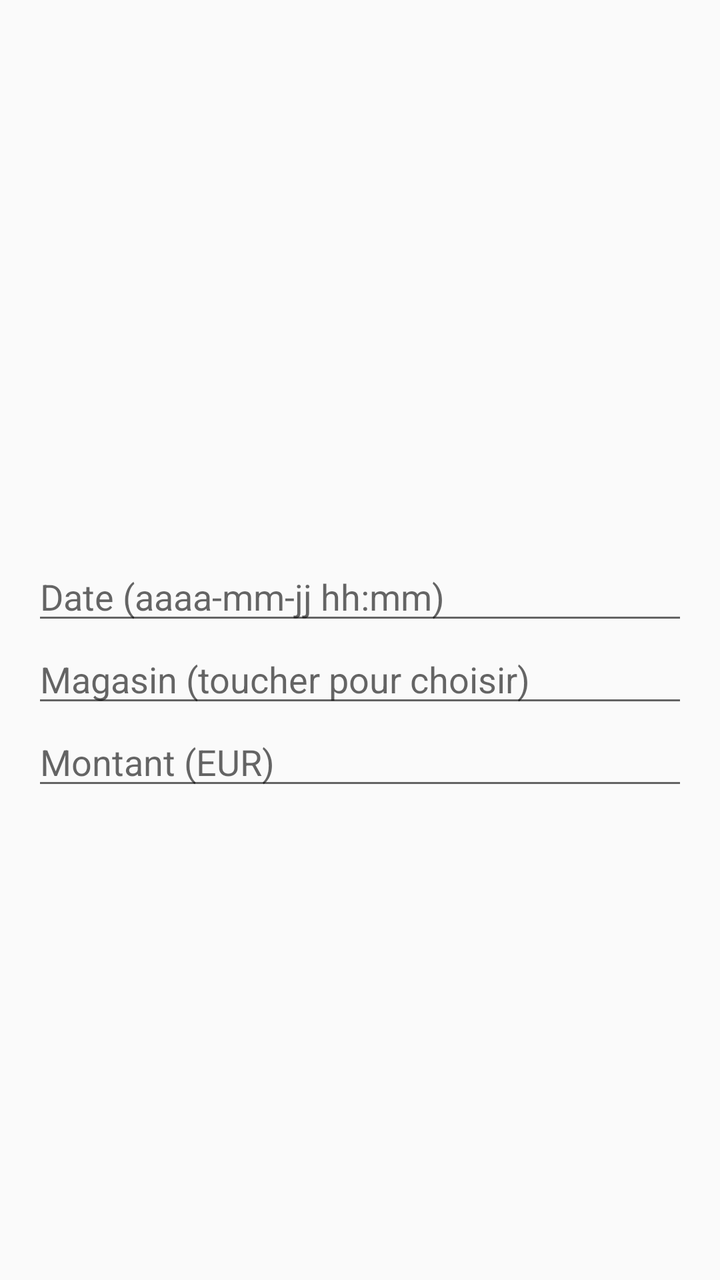
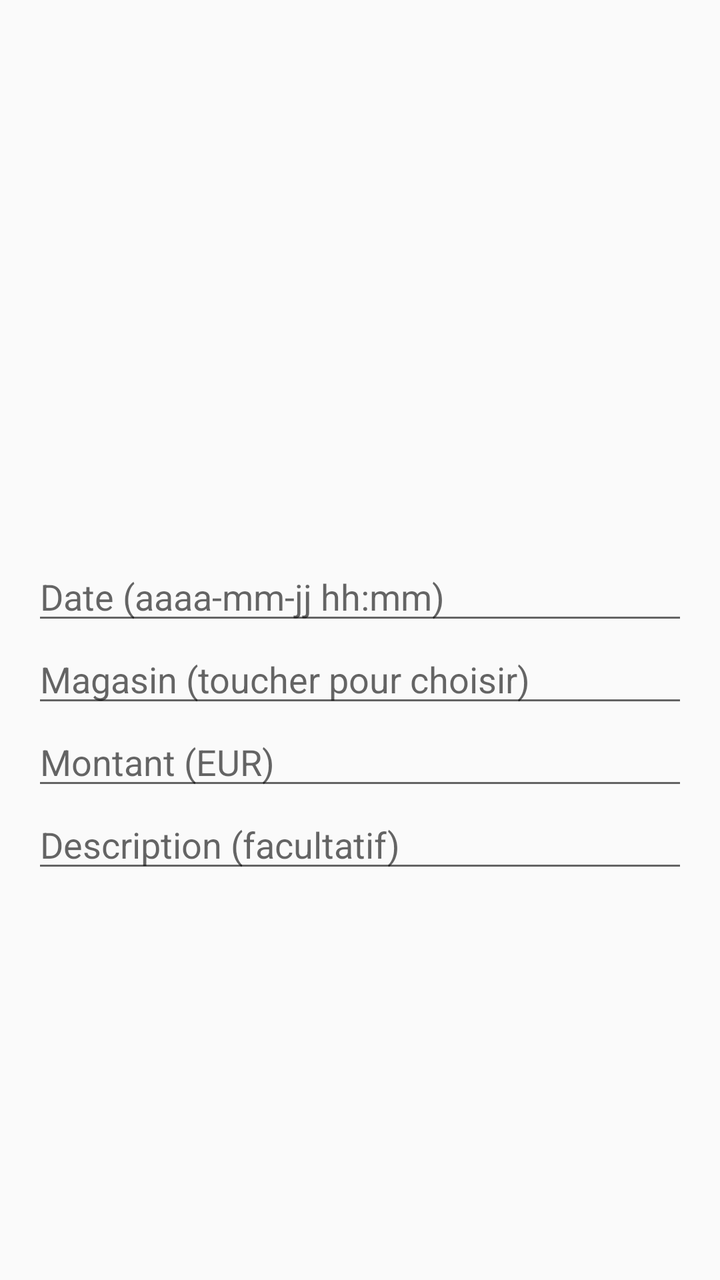

An Android layout rendered at two revisions. The XML below is the earlier revision; the diff shows what the commit changed to produce the second picture.
<!-- AndroidManifest.xml: application theme Theme.AppCompat.Light.DarkActionBar -->
<!-- res/layout/dialog_confirm.xml -->
<?xml version="1.0" encoding="utf-8"?>
<LinearLayout xmlns:android="http://schemas.android.com/apk/res/android"
    android:layout_width="match_parent" android:layout_height="wrap_content"
    android:orientation="vertical" android:padding="16dp">
    <ImageView android:id="@+id/photo" android:layout_width="match_parent" android:layout_height="260dp"
        android:scaleType="fitCenter" android:adjustViewBounds="true" />
    <EditText android:id="@+id/date" android:hint="Date (aaaa-mm-jj hh:mm)" android:inputType="text"
        android:layout_width="match_parent" android:layout_height="wrap_content" />
    <AutoCompleteTextView android:id="@+id/shop" android:hint="Magasin (toucher pour choisir)"
        android:inputType="textCapCharacters|textNoSuggestions" android:completionThreshold="1"
        android:layout_width="match_parent" android:layout_height="wrap_content" />
    <EditText android:id="@+id/amount" android:hint="Montant (EUR)" android:inputType="numberDecimal"
        android:layout_width="match_parent" android:layout_height="wrap_content" />
</LinearLayout>
<!-- resources referenced by this layout -->
<resources>

</resources>

<!-- the commit's change to res/layout/dialog_confirm.xml (unified diff, before → after) -->
@@ -1,5 +1,7 @@
 <?xml version="1.0" encoding="utf-8"?>
-<LinearLayout xmlns:android="http://schemas.android.com/apk/res/android"
+<ScrollView xmlns:android="http://schemas.android.com/apk/res/android"
+    android:layout_width="match_parent" android:layout_height="wrap_content">
+<LinearLayout
     android:layout_width="match_parent" android:layout_height="wrap_content"
     android:orientation="vertical" android:padding="16dp">
     <ImageView android:id="@+id/photo" android:layout_width="match_parent" android:layout_height="260dp"
@@ -11,4 +13,8 @@
         android:layout_width="match_parent" android:layout_height="wrap_content" />
     <EditText android:id="@+id/amount" android:hint="Montant (EUR)" android:inputType="numberDecimal"
         android:layout_width="match_parent" android:layout_height="wrap_content" />
+    <EditText android:id="@+id/description" android:hint="Description (facultatif)"
+        android:inputType="textCapSentences|textMultiLine" android:maxLines="3"
+        android:layout_width="match_parent" android:layout_height="wrap_content" />
 </LinearLayout>
+</ScrollView>
